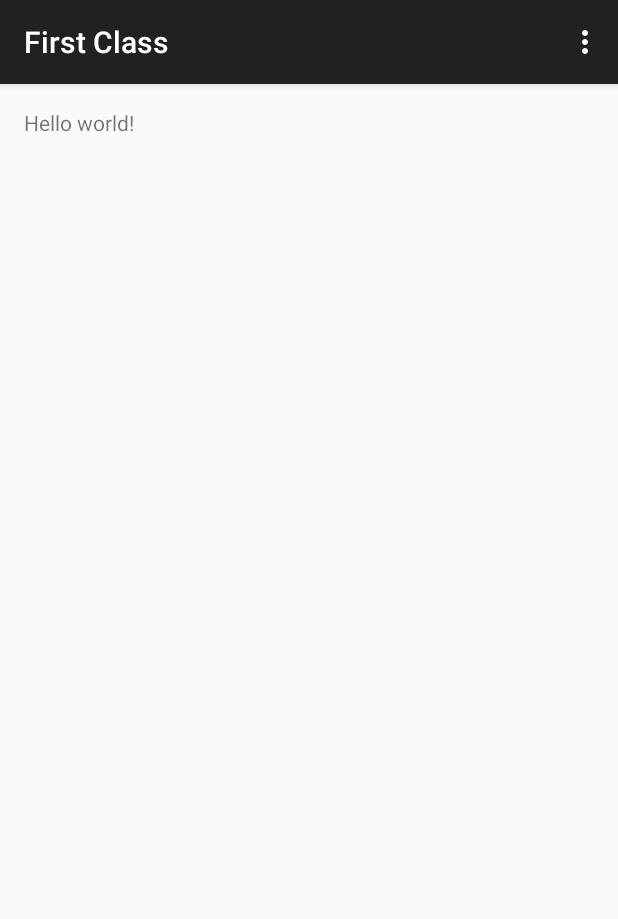
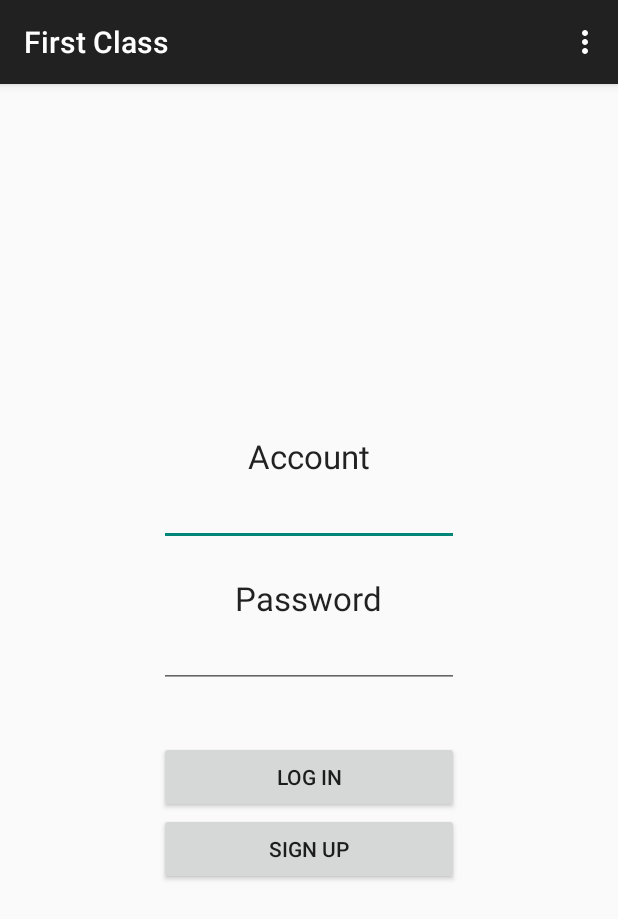
Before and after one commit to tanjialiang/course_review_app_android, an Android app: the screen it shows after launch (Login before the commit, LoginActivity after it), on a phone screen of 412 x 824 dp. Shown: the top 919 px of the screen. Run offline under Robolectric (Android 15) with nearby library versions, the phone set to English and light mode, and no system bars.

Commit message:
push from Android Studio test

```diff
--- a/app/src/main/AndroidManifest.xml
+++ b/app/src/main/AndroidManifest.xml
@@ -8,7 +8,7 @@
         android:label="@string/app_name"
         android:theme="@style/AppTheme" >
         <activity
-            android:name=".Login"
+            android:name=".LoginActivity"
             android:label="@string/app_name" >
             <intent-filter>
                 <action android:name="android.intent.action.MAIN" />
--- a/app/src/main/java/com/firstclass_coursereview/firstclass/Login.java
+++ b/app/src/main/java/com/firstclass_coursereview/firstclass/LoginActivity.java
@@ -4,9 +4,10 @@ import android.support.v7.app.ActionBarActivity;
 import android.os.Bundle;
 import android.view.Menu;
 import android.view.MenuItem;
+import android.view.View;
 
 
-public class Login extends ActionBarActivity {
+public class LoginActivity extends ActionBarActivity {
 
     @Override
     protected void onCreate(Bundle savedInstanceState) {
@@ -37,7 +38,11 @@ public class Login extends ActionBarActivity {
         return super.onOptionsItemSelected(item);
     }
 
-    private boolean testGitPush() {
-        return false;
+    public void onClickLogin(View view) {
+
+    }
+
+    public void onClickSignup(View view) {
+
     }
 }
--- a/app/src/main/res/layout/activity_login.xml
+++ b/app/src/main/res/layout/activity_login.xml
@@ -3,9 +3,63 @@
     android:layout_height="match_parent" android:paddingLeft="@dimen/activity_horizontal_margin"
     android:paddingRight="@dimen/activity_horizontal_margin"
     android:paddingTop="@dimen/activity_vertical_margin"
-    android:paddingBottom="@dimen/activity_vertical_margin" tools:context=".Login">
+    android:paddingBottom="@dimen/activity_vertical_margin" tools:context=".Login"
+    android:gravity="center">
 
-    <TextView android:text="@string/hello_world" android:layout_width="wrap_content"
-        android:layout_height="wrap_content" />
+
+    <TextView
+        android:id="@+id/accountTextView"
+        android:layout_width="wrap_content"
+        android:layout_height="wrap_content"
+        android:textAppearance="?android:attr/textAppearanceLarge"
+        android:text="@string/account"
+        android:layout_alignParentTop="true"
+        android:layout_centerHorizontal="true" />
+
+    <EditText
+        android:id="@+id/accountEditText"
+        android:layout_width="200dp"
+        android:layout_height="wrap_content"
+        android:layout_below="@+id/accountTextView"
+        android:layout_centerHorizontal="true" />
+
+    <TextView
+        android:id="@+id/passwordTextView"
+        android:layout_width="wrap_content"
+        android:layout_height="wrap_content"
+        android:textAppearance="?android:attr/textAppearanceLarge"
+        android:text="@string/password"
+        android:layout_below="@+id/accountEditText"
+        android:layout_centerHorizontal="true"
+        android:layout_marginTop="20dp"/>
+
+    <EditText
+        android:id="@+id/passwordEditText"
+        android:layout_width="200dp"
+        android:layout_height="wrap_content"
+        android:inputType="textPassword"
+        android:ems="10"
+        android:layout_below="@+id/passwordTextView"
+        android:layout_centerHorizontal="true" />
+
+    <Button
+        android:layout_width="200dp"
+        android:layout_height="wrap_content"
+        android:text="@string/login_button"
+        android:id="@+id/loginButton"
+        android:layout_below="@+id/passwordEditText"
+        android:layout_centerHorizontal="true"
+        android:layout_marginTop="35dp"
+        android:onClick="onClickLogin" />
+
+    <Button
+        android:layout_width="200dp"
+        android:layout_height="wrap_content"
+        android:text="@string/signup_button"
+        android:id="@+id/signupButton"
+        android:layout_below="@+id/loginButton"
+        android:layout_centerHorizontal="true"
+        android:onClick="onClickSignup" />
+
 
 </RelativeLayout>
--- a/app/src/main/res/values/strings.xml
+++ b/app/src/main/res/values/strings.xml
@@ -3,4 +3,8 @@
 
     <string name="hello_world">Hello world!</string>
     <string name="action_settings">Settings</string>
+    <string name="account">Account</string>
+    <string name="password">Password</string>
+    <string name="login_button">LOG IN</string>
+    <string name="signup_button">SIGN UP</string>
 </resources>
```
Also changed, not shown: app/src/main/java/com/firstclass_coursereview/firstclass/core/AuthenticationToken.java (added, +22 -0 lines), app/src/main/java/com/firstclass_coursereview/firstclass/core/Course.java (added, +100 -0 lines), app/src/main/java/com/firstclass_coursereview/firstclass/core/Department.java (added, +52 -0 lines), app/src/main/java/com/firstclass_coursereview/firstclass/core/IAuthenticationToken.java (added, +28 -0 lines), app/src/main/java/com/firstclass_coursereview/firstclass/core/NormalUser.java (added, +118 -0 lines), app/src/main/java/com/firstclass_coursereview/firstclass/core/ServerRequestor.java (added, +40 -0 lines), app/src/main/java/com/firstclass_coursereview/firstclass/core/University.java (added, +57 -0 lines), app/src/main/java/com/firstclass_coursereview/firstclass/core/exceptions/ContentNotLoadedException.java (added, +10 -0 lines).
